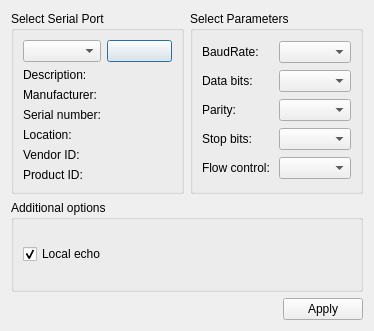
Qt form settingsdialog.ui (horvathzoltan/sajatputty) before a commit.
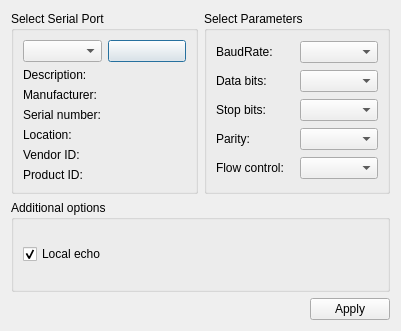
The same form after that commit. Icons and pictures are not drawn.

```diff
--- a/settingsdialog.ui
+++ b/settingsdialog.ui
@@ -6,7 +6,7 @@
    <rect>
     <x>0</x>
     <y>0</y>
-    <width>374</width>
+    <width>401</width>
     <height>331</height>
    </rect>
   </property>
@@ -20,16 +20,6 @@
       <string>Select Parameters</string>
      </property>
      <layout class="QGridLayout" name="gridLayout_2">
-      <item row="0" column="0">
-       <widget class="QLabel" name="baudRateLabel">
-        <property name="text">
-         <string>BaudRate:</string>
-        </property>
-       </widget>
-      </item>
-      <item row="0" column="1">
-       <widget class="QComboBox" name="baudRateBox"/>
-      </item>
       <item row="1" column="0">
        <widget class="QLabel" name="dataBitsLabel">
         <property name="text">
@@ -37,39 +27,49 @@
         </property>
        </widget>
       </item>
+      <item row="5" column="1">
+       <widget class="QComboBox" name="flowControlBox"/>
+      </item>
+      <item row="0" column="0">
+       <widget class="QLabel" name="baudRateLabel">
+        <property name="text">
+         <string>BaudRate:</string>
+        </property>
+       </widget>
+      </item>
       <item row="1" column="1">
        <widget class="QComboBox" name="dataBitsBox"/>
       </item>
-      <item row="2" column="0">
-       <widget class="QLabel" name="parityLabel">
-        <property name="text">
-         <string>Parity:</string>
-        </property>
-       </widget>
+      <item row="0" column="1">
+       <widget class="QComboBox" name="baudRateBox"/>
       </item>
-      <item row="2" column="1">
+      <item row="3" column="1">
        <widget class="QComboBox" name="parityBox"/>
       </item>
       <item row="3" column="0">
+       <widget class="QLabel" name="parityLabel">
+        <property name="text">
+         <string>Parity:</string>
+        </property>
+       </widget>
+      </item>
+      <item row="5" column="0">
+       <widget class="QLabel" name="flowControlLabel">
+        <property name="text">
+         <string>Flow control:</string>
+        </property>
+       </widget>
+      </item>
+      <item row="2" column="0">
        <widget class="QLabel" name="stopBitsLabel">
         <property name="text">
          <string>Stop bits:</string>
         </property>
        </widget>
       </item>
-      <item row="3" column="1">
+      <item row="2" column="1">
        <widget class="QComboBox" name="stopBitsBox"/>
       </item>
-      <item row="4" column="0">
-       <widget class="QLabel" name="flowControlLabel">
-        <property name="text">
-         <string>Flow control:</string>
-        </property>
-       </widget>
-      </item>
-      <item row="4" column="1">
-       <widget class="QComboBox" name="flowControlBox"/>
-      </item>
      </layout>
     </widget>
    </item>
```
